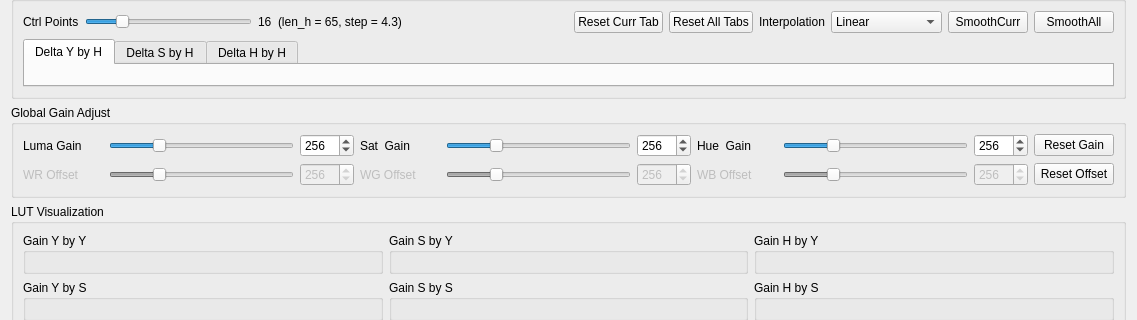
This is script/verify_tool_app/ui/acm_ui.ui in FaiScofield/hwpq_verify as Qt 5 draws it before an edit; both pictures show x 0 to 1137 and y 156 to 476 of the 1137 by 756 pixel window. The edited form follows.
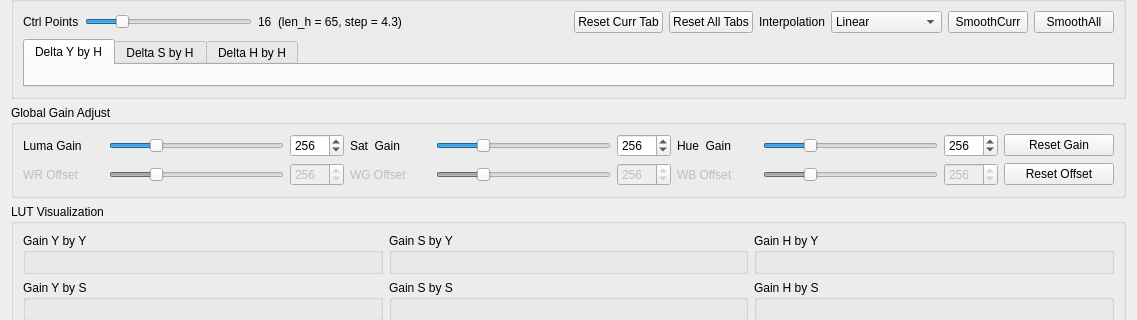
This is the edited form.

Commit message:
feat[acm_ui]: 完善ACM验证工具的UI交互
- 调整UI布局，优化控件排版
- 为offset控件接入自动运行逻辑，修改偏移值将触发ACM重算
- 新增LUT长度覆盖组框的状态联动，切换勾选状态自动应用对应长度
- 修复重置offset按钮未触发自动重算的问题

```diff
--- a/script/verify_tool_app/ui/acm_ui.ui
+++ b/script/verify_tool_app/ui/acm_ui.ui
@@ -656,9 +656,9 @@
      <property name="title">
       <string>Global Gain Adjust</string>
      </property>
-     <layout class="QGridLayout" name="gridLayout_global_gain" columnstretch="0,0">
-      <item row="0" column="0" colspan="2">
-       <layout class="QHBoxLayout" name="horizontalLayout_gain_y">
+     <layout class="QVBoxLayout" name="verticalLayout_2">
+      <item>
+       <layout class="QHBoxLayout" name="horizontalLayout_gains" stretch="0,1,0,0,1,0,0,1,0,0">
         <item>
          <widget class="QLabel" name="label_gain_y">
           <property name="minimumSize">
@@ -769,6 +769,12 @@
         </item>
         <item>
          <widget class="QPushButton" name="button_reset_gain">
+          <property name="minimumSize">
+           <size>
+            <width>110</width>
+            <height>0</height>
+           </size>
+          </property>
           <property name="text">
            <string>Reset Gain</string>
           </property>
@@ -776,8 +782,8 @@
         </item>
        </layout>
       </item>
-      <item row="1" column="0" colspan="2">
-       <layout class="QHBoxLayout" name="horizontalLayout_gain_s">
+      <item>
+       <layout class="QHBoxLayout" name="horizontalLayout_offsets" stretch="0,1,0,0,1,0,0,1,0,0">
         <item>
          <widget class="QLabel" name="label_offset_wr">
           <property name="enabled">
@@ -915,6 +921,12 @@
         </item>
         <item>
          <widget class="QPushButton" name="button_reset_offset">
+          <property name="minimumSize">
+           <size>
+            <width>110</width>
+            <height>0</height>
+           </size>
+          </property>
           <property name="text">
            <string>Reset Offset</string>
           </property>
```
The commit also changes 2 other files.
